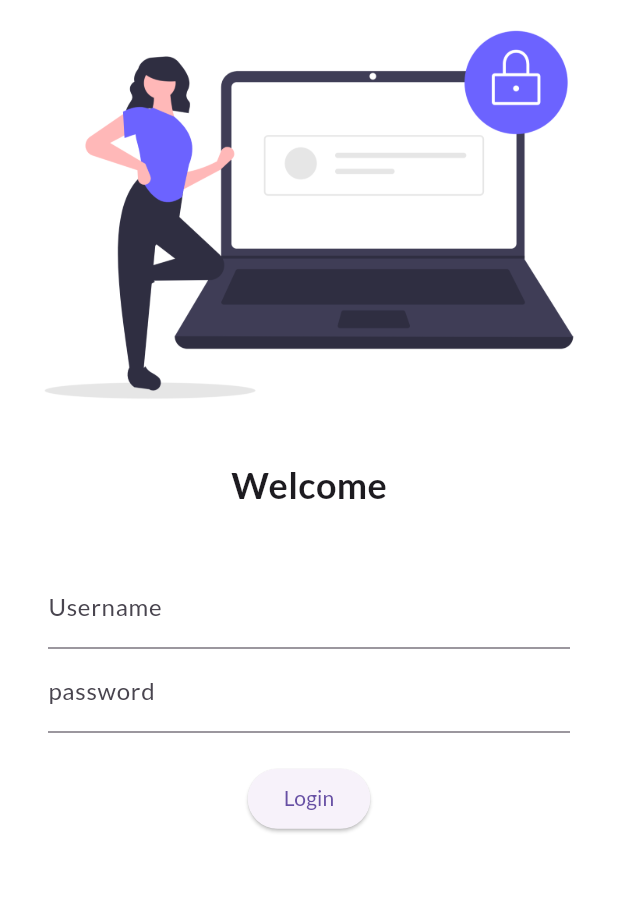
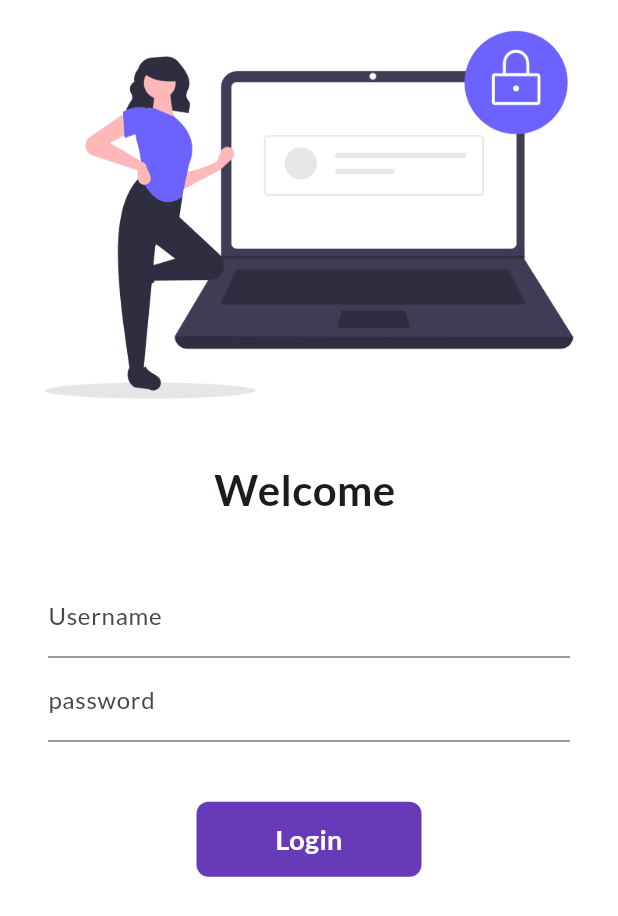
Before and after one commit to gayatrilamichhanegithub/flutter_catalog, a Flutter app: the LoginPage screen opened by its route, on a phone screen of 412 x 824 dp. Shown: the top 916 px of the screen. Run offline on Flutter 3.47's test engine with Material 3 defaults, Android fonts, the phone set to English and light mode, and no system bars; our stand-ins replace google_fonts.

Commit message:
day-6 completed

```diff
--- a/lib/main.dart
+++ b/lib/main.dart
@@ -1,6 +1,7 @@
 import 'package:flutter/material.dart';
 import 'package:flutter_catalog/pages/home_page.dart';
 import 'package:flutter_catalog/pages/login_page.dart';
+import 'package:flutter_catalog/utils/routes.dart';
 import 'package:google_fonts/google_fonts.dart';
 
 void main() {
@@ -18,13 +19,15 @@ class MyApp extends StatelessWidget {
         primarySwatch: Colors.deepOrange,
 
         fontFamily: GoogleFonts.lato().fontFamily,
-       ),
+      ),
+
+      debugShowCheckedModeBanner: false,
       darkTheme: ThemeData(brightness: Brightness.dark),
       initialRoute: "/home",
       routes: {
         "/": (context) => LoginPage(),
-        "/home": (context) => HomePage(),
-        "/login": (context) => LoginPage(),
+        MyRoutes.homeRoute: (context) => HomePage(),
+        MyRoutes.loginRoute: (context) => LoginPage(),
       },
     );
   }
--- a/lib/pages/login_page.dart
+++ b/lib/pages/login_page.dart
@@ -1,7 +1,16 @@
 import 'package:flutter/material.dart';
+import 'package:flutter_catalog/utils/routes.dart';
 
-class LoginPage extends StatelessWidget {
+class LoginPage extends StatefulWidget {
   const LoginPage({super.key});
+
+  @override
+  State<LoginPage> createState() => _LoginPageState();
+}
+
+class _LoginPageState extends State<LoginPage> {
+  String name = "";
+  bool changeButton = false;
 
   @override
   Widget build(BuildContext context) {
@@ -13,8 +22,8 @@ class LoginPage extends StatelessWidget {
 
           SizedBox(height: 20.0),
           Text(
-            "Welcome",
-            style: TextStyle(fontSize: 24, fontWeight: FontWeight.bold),
+            "Welcome $name",
+            style: TextStyle(fontSize: 28, fontWeight: FontWeight.bold),
           ),
           SizedBox(height: 20.0),
 
@@ -30,6 +39,11 @@ class LoginPage extends StatelessWidget {
                     hintText: "Enter username",
                     labelText: "Username",
                   ),
+
+                  onChanged: (value) {
+                    name = value;
+                    setState(() {});
+                  },
                 ),
 
                 TextField(
@@ -40,13 +54,55 @@ class LoginPage extends StatelessWidget {
                   ),
                 ),
 
-                SizedBox(height: 20.0),
-                ElevatedButton(
-                  child: Text("Login"),
-                  style: TextButton.styleFrom(),
-                  onPressed: () {
-                    print("Hi Codepur");
+                SizedBox(height: 40.0),
+
+                InkWell(
+                  onTap: () async {
+                    setState(() {
+                      changeButton = true;
+                    });
+
+                    await Future.delayed(Duration(seconds: 1));
+                    Navigator.pushNamed(context, MyRoutes.homeRoute);
                   },
+                  child: AnimatedContainer(
+                    duration: Duration(seconds: 1),
+                    width: changeButton ? 50 : 150,
+                    height: 50,
+                    // color: Colors.deepPurple,
+                    alignment: Alignment.center,
+
+                    child:
+                        changeButton
+                            ? Icon(Icons.done, color: Colors.white)
+                            : Text(
+                              "Login",
+                              style: TextStyle(
+                                color: Colors.white,
+                                fontWeight: FontWeight.bold,
+                                fontSize: 18,
+                              ),
+                            ),
+
+                    decoration: BoxDecoration(
+                      color: Colors.deepPurple,
+
+                      //shape:
+                      //   changeButton ? BoxShape.circle : BoxShape.rectangle,
+                      borderRadius: BorderRadius.circular(
+                        changeButton ? 50 : 8,
+                        // ),
+                      ),
+                    ),
+                  ),
+
+                  // ElevatedButton(
+                  //   child: Text("Login"),
+                  //   style: TextButton.styleFrom(minimumSize: Size(150, 40)),
+                  //   onPressed: () {
+                  //     Navigator.pushNamed(context, MyRoutes.homeRoute);
+                  //   },
+                  // ),
                 ),
               ],
             ),
--- /dev/null
+++ b/lib/utils/routes.dart
@@ -0,0 +1,4 @@
+class MyRoutes {
+  static String loginRoute = "/login";
+  static String homeRoute = "/home";
+}
```
